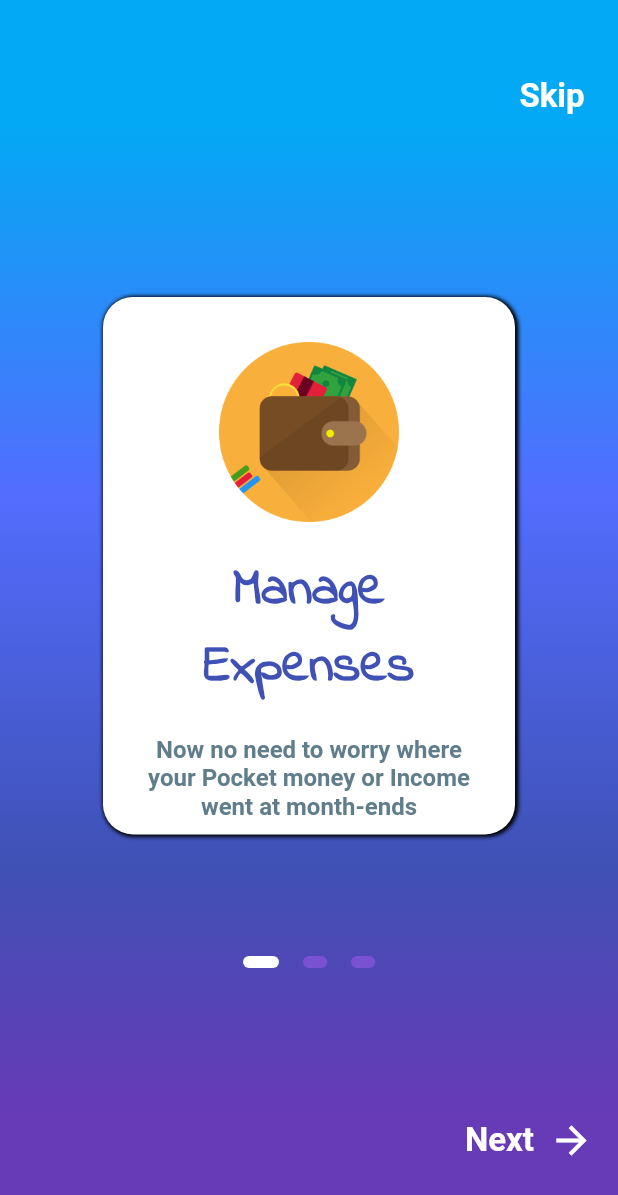
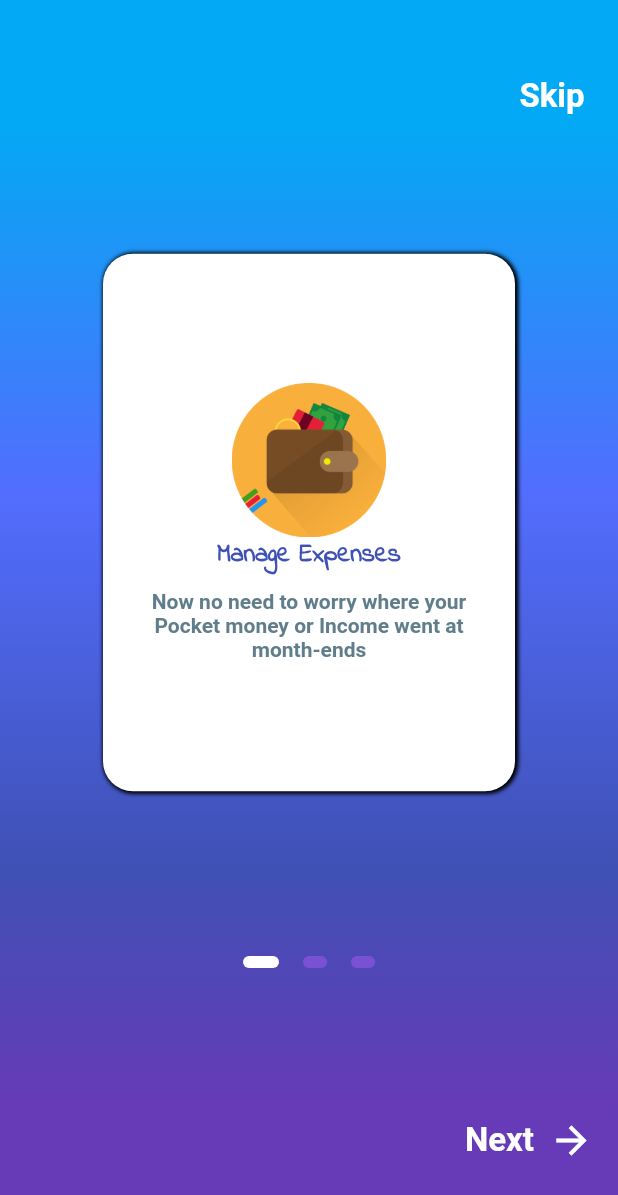
Before and after one commit to chirag10k/Expense-Budget-Tracker, a Flutter app: the screen it shows after launch, on a phone screen of 412 x 824 dp. Shown: the top 1195 px of the screen. Run offline on Flutter 3.47's test engine with Material 2 defaults, Android fonts, the phone set to English and light mode, and no system bars; our stand-ins replace cached_network_image, charts_flutter, cloud_firestore, connectivity, firebase_auth, firebase_messaging and 4 more; accounts and stored records are empty.

Commit message:
Login bug fixed!!

```diff
--- a/lib/screens/authentication/authenticate_screen.dart
+++ b/lib/screens/authentication/authenticate_screen.dart
@@ -13,7 +13,7 @@
 class _AuthenticateScreenState extends State<AuthenticateScreen> {
   @override
   Widget build(BuildContext context){
-    final connectionStatus = Provider.of<ConnectivityStatus>(context);
-    return (connectionStatus == ConnectivityStatus.Offline) ? OfflineScreen() : OnboardingScreen();
+//    final connectionStatus = Provider.of<ConnectivityStatus>(context);
+    return OnboardingScreen();
   }
 }
--- a/lib/screens/authentication/onboarding_screen.dart
+++ b/lib/screens/authentication/onboarding_screen.dart
@@ -1,7 +1,11 @@
+import 'package:budgetingapp/enums/connectivity_status.dart';
 import 'package:budgetingapp/shared/constants.dart';
 import 'package:budgetingapp/shared/list.dart';
 import 'package:budgetingapp/widgets/signin_widget.dart';
 import 'package:flutter/material.dart';
+import 'package:provider/provider.dart';
+
+import '../offline_screen.dart';
 
 class OnboardingScreen extends StatefulWidget {
   @override
@@ -38,10 +42,13 @@
 
   @override
   Widget build(BuildContext context) {
+    final connectionStatus = Provider.of<ConnectivityStatus>(context);
+    double width = MediaQuery.of(context).size.width;
+    double height = MediaQuery.of(context).size.height;
     return Scaffold(
       body: Container(
-        width: MediaQuery.of(context).size.width,
-        height: MediaQuery.of(context).size.height,
+        width: width,
+        height: height,
         decoration: BoxDecoration(
           gradient: LinearGradient(
             begin: Alignment.topCenter,
@@ -55,7 +62,7 @@
             ],
           ),
         ),
-        child: Padding(
+        child: (connectionStatus == ConnectivityStatus.Offline) ? OfflineScreen() : Padding(
           padding: const EdgeInsets.symmetric(vertical: 40.0),
           child: Column(
             crossAxisAlignment: CrossAxisAlignment.stretch,
@@ -78,7 +85,7 @@
               ),
               Container(
 
-                height: MediaQuery.of(context).size.height/1.5,
+                height: height/1.5,
                 child: PageView.builder(
                   itemCount: _numPages,
                   physics: ClampingScrollPhysics(),
@@ -97,11 +104,11 @@
                           child: Column(
                             mainAxisAlignment: MainAxisAlignment.center,
                             children: <Widget>[
-                              SizedBox(height: 70,),
+                              SizedBox(height: width/ 10,),
                               Container(
-                                padding: EdgeInsets.symmetric(horizontal: 20, vertical: 30),
-                                height: MediaQuery.of(context).size.height / 2.3,
-                                width: MediaQuery.of(context).size.width / 1.5,
+                                padding: EdgeInsets.symmetric(horizontal: 20, vertical: width/ 15),
+                                height: height / 2.3,
+                                width: width / 1.5,
                                 decoration: BoxDecoration(
                                   boxShadow: [
                                     BoxShadow(
@@ -117,33 +124,32 @@
                                   borderRadius: BorderRadius.circular(20),
                                 ),
                                 child: Column(
+                                  mainAxisAlignment: MainAxisAlignment.center,
                                   children: <Widget>[
                                     Container(
-                                      width: 120,
-                                      height: 120,
+                                      width: width / 4,
+                                      height: width / 4,
                                       child: Image.asset(
                                         onboardImageString[page],
                                         fit: BoxFit.contain,
                                       ),
                                     ),
-                                    SizedBox(height: 20,),
                                     Text(
                                       onboardTitle[page],
                                       textAlign: TextAlign.center,
+                                      textScaleFactor: MediaQuery.of(context).textScaleFactor * 1.2,
                                       style: TextStyle(
                                         fontFamily: 'Rome',
                                         fontWeight: FontWeight.bold,
-                                        fontSize: 35,
                                         color: Colors.indigo
                                       ),
                                     ),
-                                    SizedBox(height: 20,),
+                                    SizedBox(height: 10,),
                                     Text(
                                       onboardSubTitle[page],
                                       textAlign: TextAlign.center,
                                       style: TextStyle(
                                         fontWeight: FontWeight.bold,
-                                        fontSize: 16,
                                         color: Colors.blueGrey,
                                       ),
                                     ),
--- a/lib/screens/authentication/wrapper.dart
+++ b/lib/screens/authentication/wrapper.dart
@@ -12,8 +12,8 @@
     final user = Provider.of<User>(context);
     final connectionStatus = Provider.of<ConnectivityStatus>(context);
     //return either Home or Authenticate Screen
-    return (user != null)
-        ? (connectionStatus == ConnectivityStatus.Offline) ? OfflineScreen() : HomeScreen()
-        : AuthenticateScreen();
+    return (connectionStatus == ConnectivityStatus.Offline)
+        ? OfflineScreen()
+          : ((user != null) ? HomeScreen() : AuthenticateScreen());
   }
 }
--- a/lib/screens/home/home_screen.dart
+++ b/lib/screens/home/home_screen.dart
@@ -40,6 +40,7 @@
   Widget build(BuildContext context) {
     final user1 = Provider.of<User>(context);
     final DatabaseService _db = DatabaseService(user: user1);
+    print('%');
     return StreamBuilder(
       stream: _db.userData,
       builder: (context, snapshot){
```
Also changed, not shown: 2 other files.
